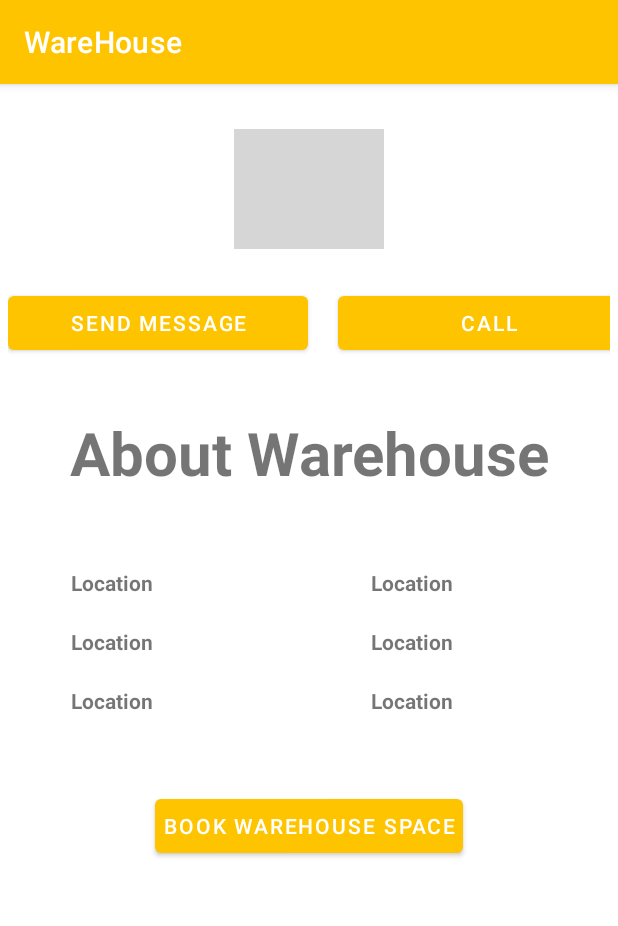
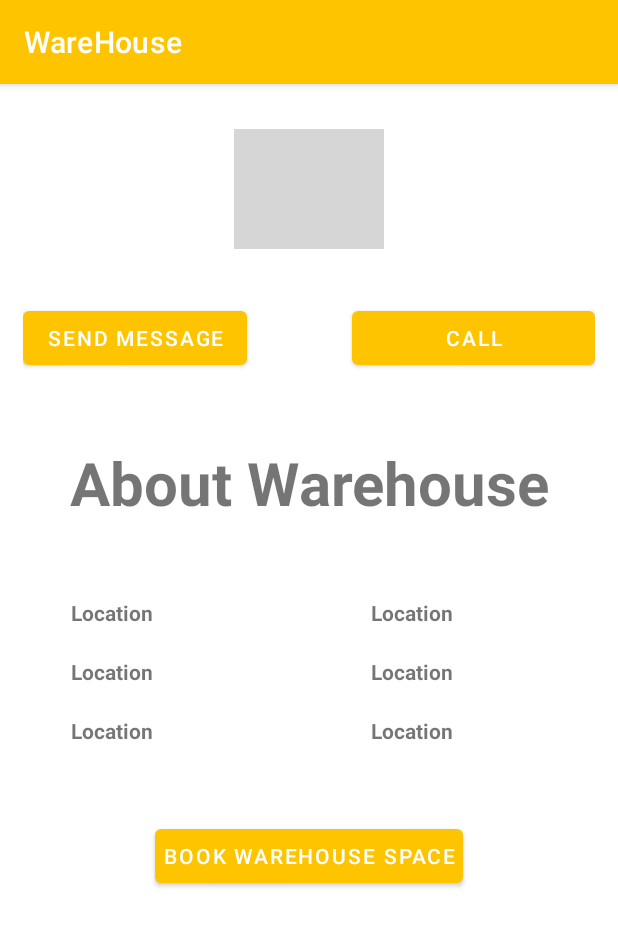
Before and after one commit to Kipbett/WareHouseApp, an Android app: the WarehouseDetailsActivity screen opened directly, with no data from a screen before it, on a phone screen of 412 x 824 dp. Shown: the top 926 px of the screen. Run offline under Robolectric (Android 15) with nearby library versions, the phone set to English and light mode, and no system bars; grey boxes are pictures that could not be loaded.

Commit message:
Warehouse Details UI update

```diff
--- a/app/src/main/res/layout/activity_warehouse_details.xml
+++ b/app/src/main/res/layout/activity_warehouse_details.xml
@@ -13,31 +13,33 @@
         android:layout_centerHorizontal="true"
         android:layout_marginTop="30dp"
         android:src="@drawable/industrial"/>
-    <LinearLayout
-        android:layout_width="wrap_content"
+    <RelativeLayout
+        android:layout_width="match_parent"
         android:layout_height="wrap_content"
-        android:orientation="horizontal"
         android:layout_below="@+id/warehouse"
         android:layout_marginTop="20dp"
-        android:padding="5dp"
+        android:padding="15dp"
         android:id="@+id/buttons">
 
         <Button
-            android:layout_width="200dp"
+            android:layout_width="wrap_content"
             android:layout_height="wrap_content"
             android:text="@string/send_message"
             android:textColor="#ffffff"
             android:layout_marginRight="10dp"
-            android:id="@+id/message"/>
+            android:id="@+id/message"
+            android:layout_alignParentLeft="true"/>
 
         <Button
-            android:layout_width="200dp"
+            android:layout_width="wrap_content"
             android:layout_height="wrap_content"
             android:text="@string/call"
             android:textColor="#ffffff"
-            android:layout_marginLeft="10dp"
-            android:id="@+id/call"/>
-    </LinearLayout>
+            android:layout_marginLeft="60dp"
+            android:id="@+id/call"
+            android:layout_alignParentRight="true"
+            android:layout_toRightOf="@+id/message"/>
+    </RelativeLayout>
 
     <TextView
         android:layout_width="match_parent"
```
